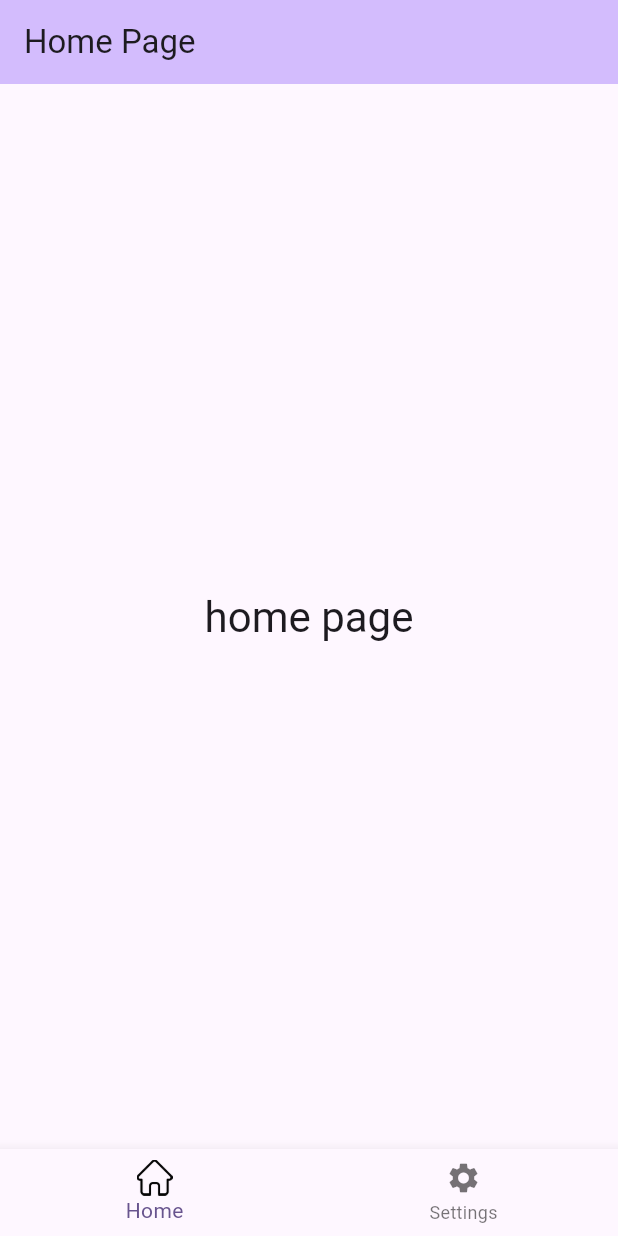
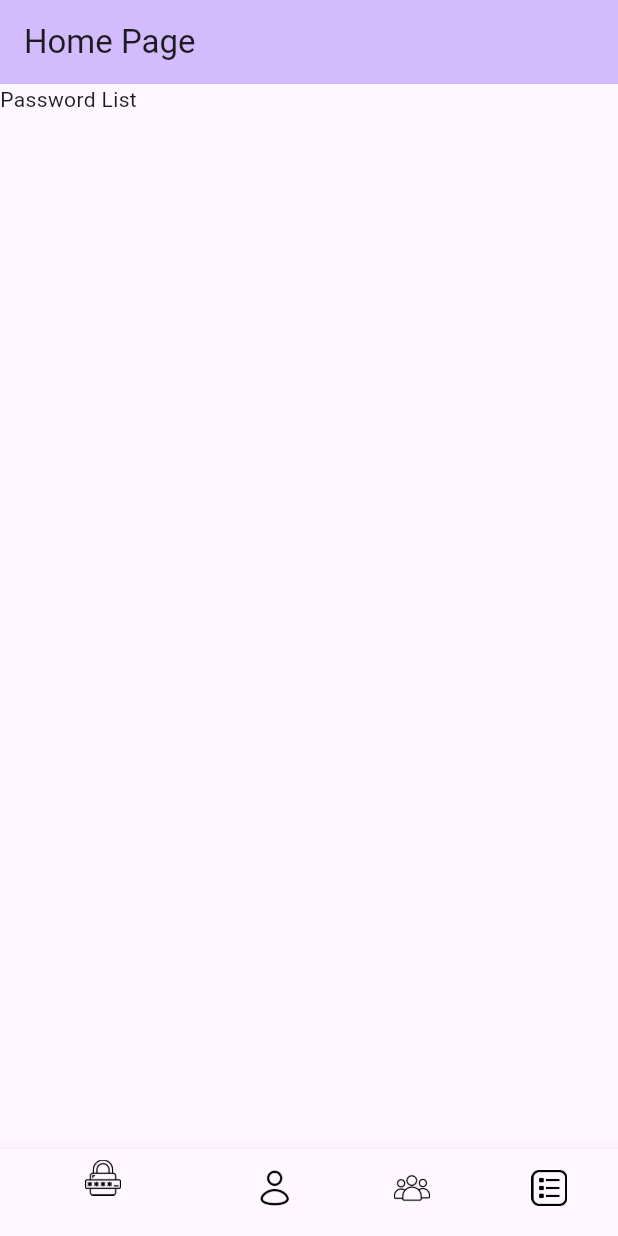
Before and after one commit to rajpurkait9/password_manager_app, a Flutter app: the screen it shows after launch, on a phone screen of 412 x 824 dp. Run offline on Flutter 3.47's test engine with Material 3 defaults, Android fonts, the phone set to English and light mode, and no system bars; our stand-ins replace get.

```diff
--- /dev/null
+++ b/lib/controllers/home_page_controller.dart
@@ -0,0 +1,12 @@
+import 'package:get/get_state_manager/get_state_manager.dart';
+
+class HomePageController extends GetxController {
+  int _selectedIndex = 0;
+
+  int get selectedIndex => _selectedIndex;
+
+  void changeIndex(int index) {
+    _selectedIndex = index;
+    update();
+  }
+}
--- a/lib/main.dart
+++ b/lib/main.dart
@@ -1,4 +1,6 @@
 import 'package:flutter/material.dart';
+import 'package:get/route_manager.dart';
+import 'package:my_app/routes/all_routes.dart';
 import 'package:my_app/screens/home_page.dart';
 
 void main() {
@@ -11,14 +13,15 @@ class MyApp extends StatelessWidget {
   // This widget is the root of your application.
   @override
   Widget build(BuildContext context) {
-    return MaterialApp(
-      title: 'Flutter Demo',
+    return GetMaterialApp(
+      title: 'Password Manager',
+      initialRoute: AppPages.initialRoute,
       debugShowCheckedModeBanner: false,
       theme: ThemeData(
         colorScheme: ColorScheme.fromSeed(seedColor: Colors.deepPurple),
         useMaterial3: true,
       ),
-      home: const HomePage(),
+      home: HomePage(),
     );
   }
 }
--- /dev/null
+++ b/lib/routes/all_routes.dart
@@ -0,0 +1,47 @@
+import 'package:get/route_manager.dart';
+import 'package:my_app/screens/Groups/groups_list.dart';
+import 'package:my_app/screens/Logs/logs_view.dart';
+import 'package:my_app/screens/Users/user_list.dart';
+import 'package:my_app/screens/home_page.dart';
+import 'package:my_app/screens/password/password_list.dart';
+
+class Routes {
+  static const String home = '/';
+  static const String login = '/login';
+  static const String passwordList = '/passwordList';
+  static const String passwordDetail = '/passwordDetail';
+  static const String passwordAdd = '/passwordAdd';
+  static const String passwordEdit = '/passwordEdit';
+  static const String groupList = '/groupList';
+  static const String groupDetail = '/groupDetail';
+  static const String groupAdd = '/groupAdd';
+  static const String groupEdit = '/groupEdit';
+  static const String userList = '/userList';
+  static const String userDetail = '/userDetail';
+  static const String userAdd = '/userAdd';
+  static const String userEdit = '/userEdit';
+  static const String logList = '/logList';
+  static const String logDetail = '/logDetail';
+}
+
+class AppPages {
+  static const initialRoute = Routes.home;
+  static final pages = [
+    GetPage(name: Routes.home, page: () => HomePage()),
+    // GetPage(name: Routes.login, page: () => const LoginPage()),
+    GetPage(name: Routes.passwordList, page: () => const PasswordList()),
+    // GetPage(name: Routes.passwordDetail, page: () => const PasswordDetail()),
+    // GetPage(name: Routes.passwordAdd, page: () => const PasswordAdd()),
+    // GetPage(name: Routes.passwordEdit, page: () => const PasswordEdit()),
+    GetPage(name: Routes.groupList, page: () => const GroupsList()),
+    // GetPage(name: Routes.groupDetail, page: () => const GroupDetail()),
+    // GetPage(name: Routes.groupAdd, page: () => const GroupAdd()),
+    // GetPage(name: Routes.groupEdit, page: () => const GroupEdit()),
+    GetPage(name: Routes.userList, page: () => const UserList()),
+    // GetPage(name: Routes.userDetail, page: () => const UserDetail()),
+    // GetPage(name: Routes.userAdd, page: () => const UserAdd()),
+    // GetPage(name: Routes.userEdit, page: () => const UserEdit()),
+    GetPage(name: Routes.logList, page: () => const Logs()),
+    // GetPage(name: Routes.logDetail, page: () => const LogDetail()),
+  ];
+}
--- /dev/null
+++ b/lib/screens/Groups/groups_list.dart
@@ -0,0 +1,12 @@
+import 'package:flutter/material.dart';
+
+class GroupsList extends StatelessWidget {
+  const GroupsList({super.key});
+
+  @override
+  Widget build(BuildContext context) {
+    return Container(
+      child: const Text('Groups List'),
+    );
+  }
+}
--- /dev/null
+++ b/lib/screens/Logs/logs_view.dart
@@ -0,0 +1,12 @@
+import 'package:flutter/material.dart';
+
+class Logs extends StatelessWidget {
+  const Logs({super.key});
+
+  @override
+  Widget build(BuildContext context) {
+    return Container(
+      child: const Text('Logs'),
+    );
+  }
+}
--- /dev/null
+++ b/lib/screens/Users/user_list.dart
@@ -0,0 +1,12 @@
+import 'package:flutter/material.dart';
+
+class UserList extends StatelessWidget {
+  const UserList({super.key});
+
+  @override
+  Widget build(BuildContext context) {
+    return Container(
+      child: const Text('User List'),
+    );
+  }
+}
--- a/lib/screens/home_page.dart
+++ b/lib/screens/home_page.dart
@@ -1,7 +1,23 @@
 import 'package:flutter/material.dart';
+import 'package:get/get_instance/src/extension_instance.dart';
+import 'package:get/state_manager.dart';
+import 'package:my_app/controllers/home_page_controller.dart';
+import 'package:my_app/screens/Groups/groups_list.dart';
+import 'package:my_app/screens/Logs/logs_view.dart';
+import 'package:my_app/screens/Users/user_list.dart';
+import 'package:my_app/screens/password/password_list.dart';
 
 class HomePage extends StatelessWidget {
-  const HomePage({super.key});
+  HomePage({super.key});
+
+  HomePageController controller = Get.put(HomePageController());
+
+  List pages = [
+    const PasswordList(),
+    const GroupsList(),
+    const Logs(),
+    const UserList()
+  ];
 
   @override
   Widget build(BuildContext context) {
@@ -10,24 +26,45 @@ class HomePage extends StatelessWidget {
         backgroundColor: Theme.of(context).colorScheme.inversePrimary,
         title: const Text('Home Page'),
       ),
-      body: Center(
-          child: Text(
-        'home page',
-        style: Theme.of(context).textTheme.headlineMedium,
-      )),
+      body: pages[controller.selectedIndex],
       bottomNavigationBar: BottomNavigationBar(
+        currentIndex: controller.selectedIndex,
+        onTap: controller.changeIndex,
         items: const [
           BottomNavigationBarItem(
             icon: Image(
-              image: AssetImage('assets/icons/005-home.png'),
+              image: AssetImage('assets/icons/004-padlock.png'),
               width: 24,
               height: 24,
             ),
-            label: 'Home',
+            label: 'Passwords',
           ),
           BottomNavigationBarItem(
-            icon: Icon(Icons.settings),
-            label: 'Settings',
+            icon: Image(
+                image: AssetImage(
+                  'assets/icons/001-person.png',
+                ),
+                width: 24,
+                height: 24),
+            label: 'Users',
+          ),
+          BottomNavigationBarItem(
+            icon: Image(
+                image: AssetImage(
+                  'assets/icons/010-people.png',
+                ),
+                width: 24,
+                height: 24),
+            label: 'Groups',
+          ),
+          BottomNavigationBarItem(
+            icon: Image(
+                image: AssetImage(
+                  'assets/icons/009-list.png',
+                ),
+                width: 24,
+                height: 24),
+            label: 'logs',
           ),
         ],
       ),
--- /dev/null
+++ b/lib/screens/password/password_list.dart
@@ -0,0 +1,14 @@
+
+
+import 'package:flutter/material.dart';
+
+class PasswordList extends StatelessWidget {
+  const PasswordList({super.key});
+
+  @override
+  Widget build(BuildContext context) {
+    return Container(
+      child: const Text('Password List'),
+    );
+  }
+}
```
